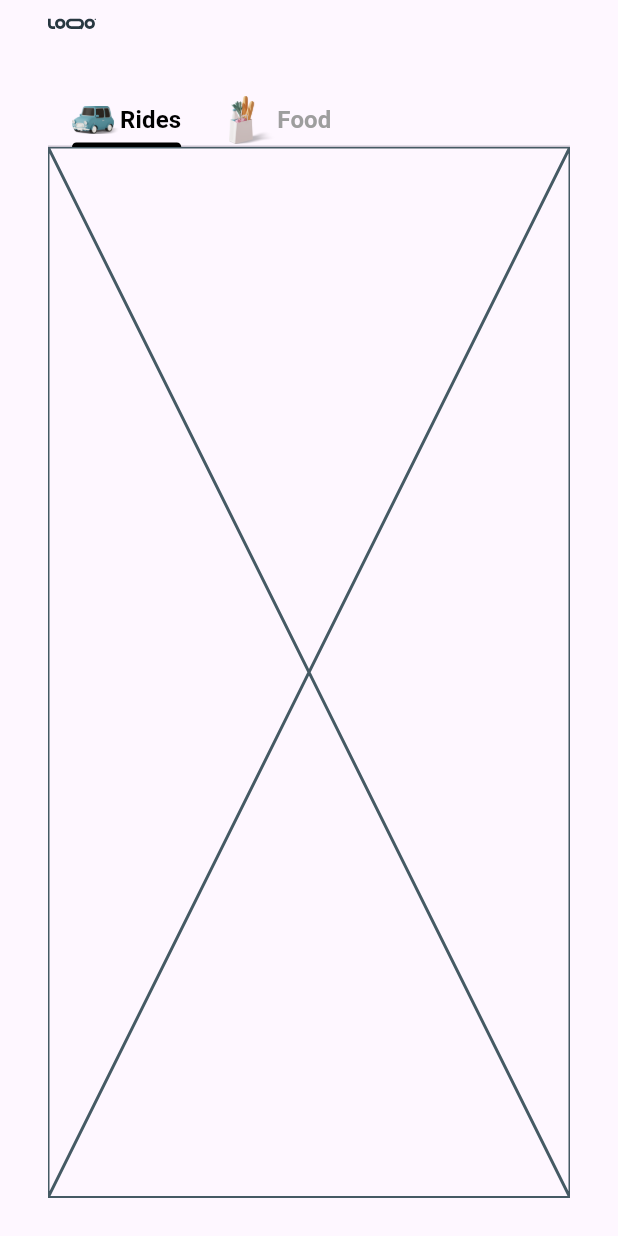
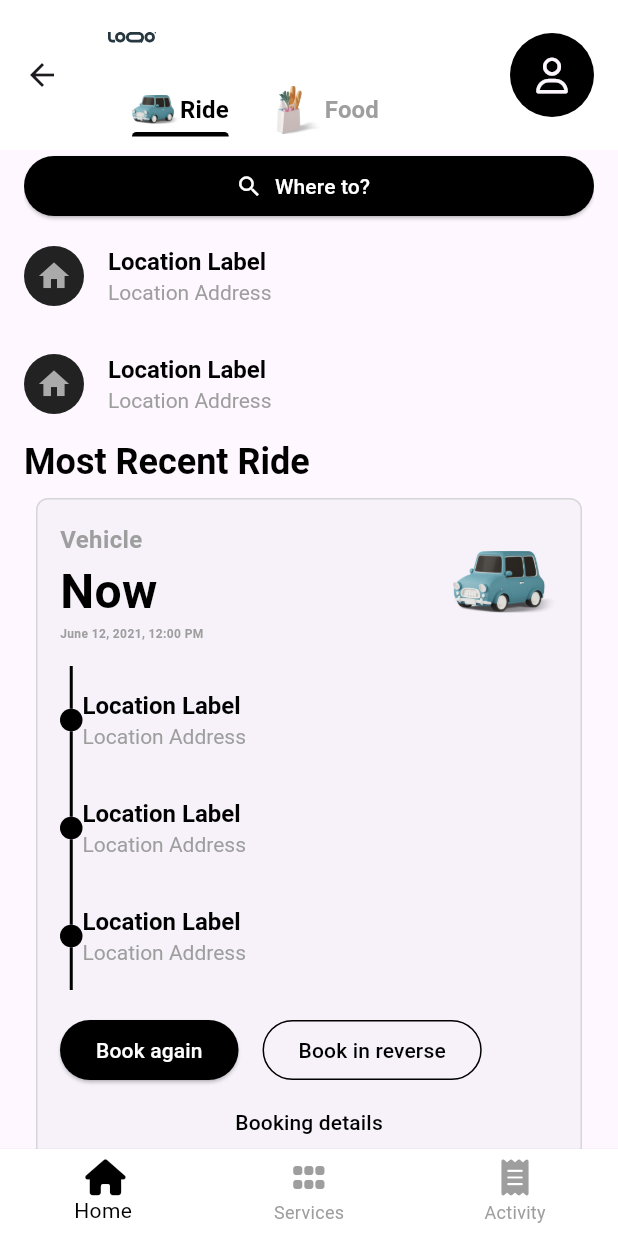
Before and after one commit to iansstuff15/book_me, a Flutter app: the HomePage screen opened by its route, on a phone screen of 412 x 824 dp. Run offline on Flutter 3.47's test engine with Material 3 defaults, Android fonts, the phone set to English and light mode, and no system bars; drawn by our look-alikes of timelines; our stand-ins replace flutter_svg, font_awesome_flutter, package_info_plus, toastification.

Commit message:
feat: rides homescreen

```diff
--- a/lib/features/components/buttons/elevated-button.components.dart
+++ b/lib/features/components/buttons/elevated-button.components.dart
@@ -5,18 +5,23 @@ class AppElevatedButton extends StatelessWidget {
   final double? width;
   final bool? block;
   final Function()? onPressed;
+  final IconData? icon;
   const AppElevatedButton(
       {super.key,
       required this.label,
       this.width,
       this.block = false,
-      this.onPressed});
+      this.onPressed,
+      this.icon});
 
   @override
   Widget build(BuildContext context) {
     return SizedBox(
       width: block! ? double.infinity : width,
-      child: ElevatedButton(onPressed: onPressed, child: Text(label)),
+      child: icon != null
+          ? ElevatedButton.icon(
+              onPressed: onPressed, icon: Icon(icon), label: Text(label))
+          : ElevatedButton(onPressed: onPressed, child: Text(label)),
     );
   }
 }
--- /dev/null
+++ b/lib/features/components/cards/activity-card.components.dart
@@ -0,0 +1,91 @@
+import 'package:timelines/timelines.dart';
+import 'package:book_me/config/font-weight.dart';
+import 'package:book_me/config/sizes.config.dart';
+import 'package:book_me/features/components/buttons/elevated-button.components.dart';
+import 'package:book_me/features/components/buttons/outlined-button.components.dart';
+import 'package:flutter/material.dart';
+
+class ActivityCard extends StatelessWidget {
+  const ActivityCard({super.key});
+
+  @override
+  Widget build(BuildContext context) {
+    return Card(
+      child: Padding(
+          padding: const EdgeInsets.all(AppSizes.small),
+          child: Column(
+            children: [
+              Row(
+                mainAxisAlignment: MainAxisAlignment.spaceBetween,
+                children: [
+                  const Column(
+                    crossAxisAlignment: CrossAxisAlignment.start,
+                    children: [
+                      Text(
+                        'Vehicle',
+                        style: TextStyle(
+                            fontWeight: AppFontWeight.bold,
+                            fontSize: AppSizes.small,
+                            color: Colors.grey),
+                      ),
+                      Text(
+                        'Now',
+                        style: TextStyle(
+                            fontWeight: AppFontWeight.bold,
+                            fontSize: AppSizes.medium),
+                      ),
+                      Text(
+                        'June 12, 2021, 12:00 PM',
+                        style: TextStyle(
+                            fontWeight: AppFontWeight.bold,
+                            fontSize: AppSizes.extraSmall,
+                            color: Colors.grey),
+                      ),
+                    ],
+                  ),
+                  Image.asset(
+                    'assets/images/car.png',
+                    width: 70,
+                    height: 70,
+                  ),
+                ],
+              ),
+              Padding(
+                padding: const EdgeInsets.symmetric(vertical: AppSizes.small),
+                child: Timeline.tileBuilder(
+                  physics: const NeverScrollableScrollPhysics(),
+                  theme: TimelineThemeData(
+                    color: Theme.of(context).textTheme.bodySmall!.color,
+                    nodePosition: 0,
+                    connectorTheme: const ConnectorThemeData(
+                      space: 30.0,
+                    ),
+                  ),
+                  shrinkWrap: true,
+                  builder: TimelineTileBuilder.fromStyle(
+                    contentsAlign: ContentsAlign.basic,
+                    contentsBuilder: (context, index) => ListTile(
+                      title: Text('Location Label'),
+                      subtitle: Text('Location Address'),
+                    ),
+                    itemCount: 3,
+                  ),
+                ),
+              ),
+              Row(
+                children: [
+                  AppElevatedButton(
+                    label: "Book again",
+                    onPressed: () {},
+                  ),
+                  const SizedBox(width: AppSizes.small),
+                  AppOutlineddButton(
+                      label: "Book in reverse", onPressed: () {}),
+                ],
+              ),
+              TextButton(onPressed: () {}, child: Text("Booking details"))
+            ],
+          )),
+    );
+  }
+}
--- a/lib/features/components/home-tabs/rides-tab.component.dart
+++ b/lib/features/components/home-tabs/rides-tab.component.dart
@@ -1,3 +1,7 @@
+import 'package:book_me/config/sizes.config.dart';
+import 'package:book_me/features/components/buttons/elevated-button.components.dart';
+import 'package:book_me/features/components/cards/activity-card.components.dart';
+import 'package:book_me/features/components/cards/places-card.components.dart';
 import 'package:flutter/material.dart';
 
 class HomeTab extends StatelessWidget {
@@ -5,6 +9,39 @@ class HomeTab extends StatelessWidget {
 
   @override
   Widget build(BuildContext context) {
-    return const Placeholder();
+    return Column(
+      crossAxisAlignment: CrossAxisAlignment.start,
+      children: [
+        AppElevatedButton(
+          label: "Where to?",
+          onPressed: () {},
+          icon: Icons.search,
+          block: true,
+        ),
+        ListView.separated(
+            shrinkWrap: true,
+            physics: const NeverScrollableScrollPhysics(),
+            itemBuilder: (context, index) => ListTile(
+                  leading: Container(
+                    padding: const EdgeInsets.all(AppSizes.extraSmall),
+                    decoration: BoxDecoration(
+                      color: const Color.fromARGB(255, 34, 34, 34),
+                      borderRadius: BorderRadius.circular(AppSizes.extraLarge6),
+                    ),
+                    child: const Icon(
+                      Icons.home,
+                      color: Color.fromARGB(255, 171, 170, 170),
+                    ),
+                  ),
+                  title: const Text("Location Label"),
+                  subtitle: const Text("Location Address"),
+                ),
+            separatorBuilder: (context, index) => const SizedBox(),
+            itemCount: 2),
+        Text("Most Recent Ride",
+            style: Theme.of(context).textTheme.headlineSmall),
+        ActivityCard(),
+      ],
+    );
   }
 }
--- a/lib/features/components/scaffold.components.dart
+++ b/lib/features/components/scaffold.components.dart
@@ -6,27 +6,32 @@ class AppScaffold extends StatelessWidget {
   final Widget? bottomWidget;
   final CrossAxisAlignment? crossAxisAlignment;
   final MainAxisAlignment? mainAxisAlignment;
+  final PreferredSizeWidget? appBar;
   const AppScaffold(
       {super.key,
       required this.children,
       this.crossAxisAlignment = CrossAxisAlignment.start,
       this.mainAxisAlignment = MainAxisAlignment.start,
-      this.bottomWidget});
+      this.bottomWidget,
+      this.appBar});
 
   @override
   Widget build(BuildContext context) {
     return Scaffold(
+      appBar: appBar,
       bottomNavigationBar: bottomWidget,
       body: SafeArea(
           child: Padding(
               padding: const EdgeInsets.symmetric(
-                horizontal: AppSizes.medium,
+                horizontal: AppSizes.small,
               ),
               child: SingleChildScrollView(
                 physics: const BouncingScrollPhysics(),
-                child: SizedBox(
-                  height: AppSizes.getDeviceHeight(context),
-                  width: AppSizes.getDeviceWidth(context),
+                child: ConstrainedBox(
+                  constraints: BoxConstraints(
+                      maxWidth: AppSizes.getDeviceWidth(context),
+                      minWidth: AppSizes.getDeviceWidth(context),
+                      maxHeight: 38 + AppSizes.getDeviceHeight(context)),
                   child: Column(
                     mainAxisAlignment: mainAxisAlignment!,
                     crossAxisAlignment: crossAxisAlignment!,
--- a/lib/features/pages/home.pages.dart
+++ b/lib/features/pages/home.pages.dart
@@ -5,6 +5,7 @@ import 'package:book_me/features/components/home-tabs/food-tab.component.dart';
 import 'package:book_me/features/components/home-tabs/rides-tab.component.dart';
 import 'package:book_me/features/components/scaffold.components.dart';
 import 'package:flutter/material.dart';
+import 'package:font_awesome_flutter/font_awesome_flutter.dart';
 
 class HomePage extends StatelessWidget {
   static const String routeName = '/home';
@@ -17,16 +18,47 @@ class HomePage extends StatelessWidget {
       fontWeight: FontWeight.bold,
     );
 
-    return AppScaffold(
+    return DefaultTabController(
+        length: 2,
+        child: AppScaffold(
+          bottomWidget: BottomNavigationBar(
+            items: const <BottomNavigationBarItem>[
+              BottomNavigationBarItem(
+                icon: Icon(FontAwesomeIcons.house),
+                label: 'Home',
+              ),
+              BottomNavigationBarItem(
+                icon: Icon(FontAwesomeIcons.grip),
+                label: 'Services',
+              ),
+              BottomNavigationBarItem(
+                icon: Icon(FontAwesomeIcons.receipt),
+                label: 'Activity',
+              ),
+            ],
+          ),
+          appBar: AppBar(
+            toolbarHeight: 100,
+            actions: [
+              Container(
+                  decoration: BoxDecoration(
+                    color: Theme.of(context).primaryColor,
+                    borderRadius: BorderRadius.circular(50),
+                  ),
+                  padding: const EdgeInsets.all(AppSizes.small),
+                  margin: const EdgeInsets.only(right: AppSizes.small),
+                  child: Icon(
+                    FontAwesomeIcons.user,
+                    color: Theme.of(context).scaffoldBackgroundColor,
+                  ))
+            ],
+            title: Column(
+              crossAxisAlignment: CrossAxisAlignment.start,
               children: [
                 AppIcon,
                 const SizedBox(
-          height: AppSizes.medium,
+                  height: AppSizes.small,
                 ),
-        DefaultTabController(
-            length: 2,
-            child: Column(
-              children: [
                 TabBar(
                   isScrollable: true,
                   tabAlignment: TabAlignment.start,
@@ -39,7 +71,7 @@ class HomePage extends StatelessWidget {
                           height: AppSizes.medium,
                         ),
                         Text(
-                          "Rides",
+                          "Ride",
                           style: tabTextStyle,
                         ),
                       ],
@@ -59,9 +91,11 @@ class HomePage extends StatelessWidget {
                     ),
                   ],
                 ),
-                SizedBox(
-                  height: AppSizes.getPercentOfDeviceHeight(
-                      context: context, percent: 0.85),
+              ],
+            ),
+          ),
+          children: [
+            Expanded(
               child: const TabBarView(
                 children: [
                   HomeTab(),
@@ -70,8 +104,6 @@ class HomePage extends StatelessWidget {
               ),
             ),
           ],
-            )),
-      ],
-    );
+        ));
   }
 }
--- a/pubspec.yaml
+++ b/pubspec.yaml
@@ -40,6 +40,7 @@ dependencies:
   once: ^1.6.1
   package_info_plus: ^5.0.1
   timelines: ^0.1.0
+  font_awesome_flutter: ^10.7.0
 
 dev_dependencies:
   flutter_test:
```
Also changed, not shown: lib/config/themes/dark/text.theme.dart (+4 -9 lines), lib/config/themes/light/text.theme.dart (+5 -9 lines), lib/features/components/cards/places-card.components.dart (added, +86 -0 lines), lib/features/pages/welcome.pages.dart (+4 -3 lines), lib/config/routes.config.dart, lib/config/themes/dark/dark-theme.config.dart, lib/config/themes/light/light-theme.config.dart, pubspec.lock. Lines whose indentation alone changed are shown as unchanged.
